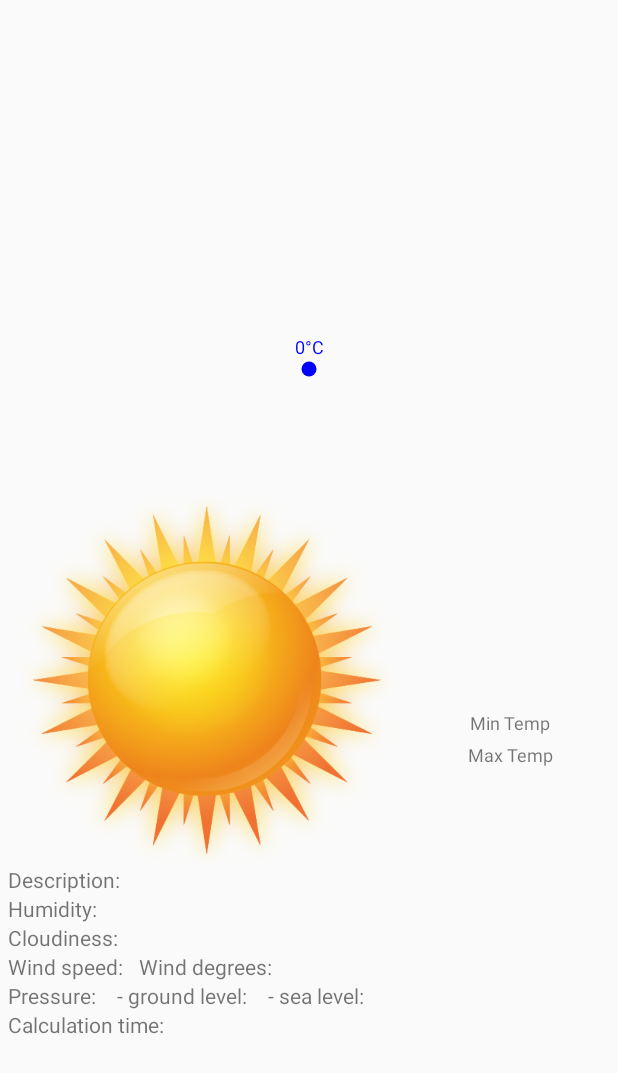
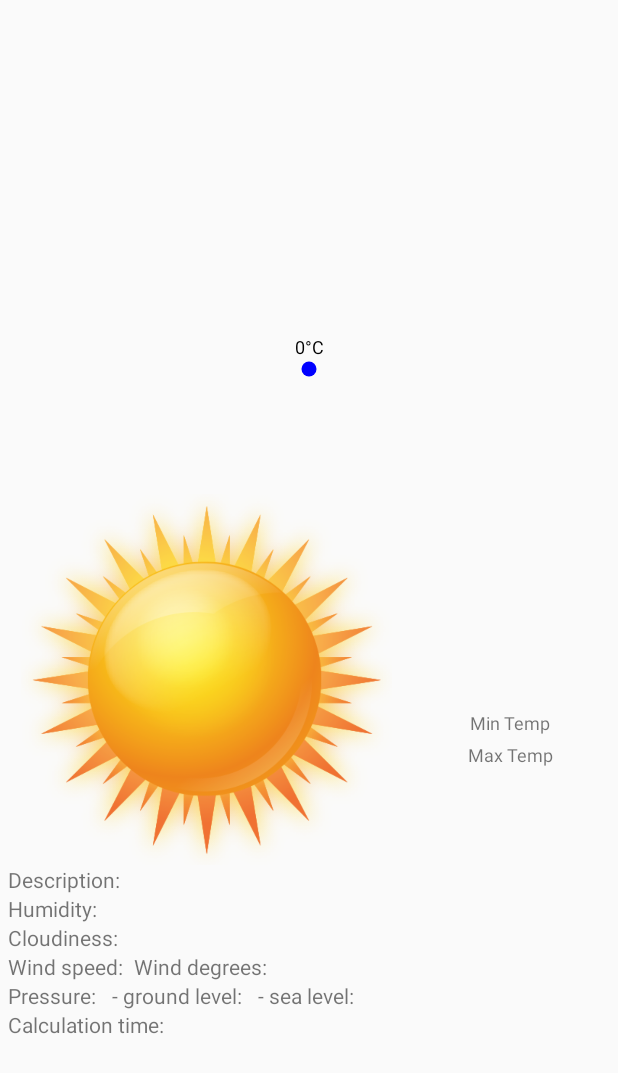
Before and after one commit to AmbroziePaval/WeatherForecast, an Android app: the WeatherItemDetailActivity screen opened directly, with no data from a screen before it, on a phone screen of 412 x 824 dp. Shown: the top 1073 px of the screen. Run offline under Robolectric (Android 15) with nearby library versions, the phone set to English and light mode, and no system bars; pictures from the network do not load; 23 statements that could not run were skipped.

Commit message:
Added string resources for layout texts.

```diff
--- a/app/src/main/java/com/tapptitude/weatherforecast/custom_views/GraphView.java
+++ b/app/src/main/java/com/tapptitude/weatherforecast/custom_views/GraphView.java
@@ -163,11 +163,11 @@ public class GraphView extends View {
 
     private void drawTemps(Canvas canvas) {
         for (GraphItem graphItem : mGraphItemList) {
-            if (!minimalisticInfo) {
-                mTempPaint.setColor(graphItem.color);
-            } else {
+//            if (!minimalisticInfo) {
+//                mTempPaint.setColor(graphItem.color);
+//            } else {
                 mTempPaint.setColor(Color.BLACK);
-            }
+//            }
             canvas.drawText(String.valueOf(graphItem.temp) + "°C", graphItem.x, graphItem.y - 10 * mDensityPixel, mTempPaint);
         }
     }
--- a/app/src/main/res/layout/activity_weather_details.xml
+++ b/app/src/main/res/layout/activity_weather_details.xml
@@ -72,7 +72,7 @@
                     android:id="@+id/awd_tv_temp_min"
                     android:layout_width="wrap_content"
                     android:layout_height="wrap_content"
-                    android:text="Min Temp"
+                    android:text="@string/min_temp"
                     android:textSize="12sp" />
 
                 <TextView
@@ -97,7 +97,7 @@
                     android:id="@+id/awd_tv_temp_max"
                     android:layout_width="wrap_content"
                     android:layout_height="wrap_content"
-                    android:text="Max Temp"
+                    android:text="@string/max_temp"
                     android:textSize="12sp" />
 
                 <TextView
@@ -123,7 +123,7 @@
             android:layout_marginStart="5dp"
             android:layout_width="wrap_content"
             android:layout_height="wrap_content"
-            android:text="Description: "/>
+            android:text="@string/description"/>
 
         <TextView
             android:id="@+id/awd_tv_description_value"
@@ -141,7 +141,7 @@
             android:layout_width="wrap_content"
             android:layout_height="wrap_content"
             android:layout_below="@+id/awd_tv_description"
-            android:text="Humidity: "/>
+            android:text="@string/humidity_details"/>
 
         <TextView
             android:id="@+id/awd_tv_humidity_value"
@@ -159,7 +159,7 @@
             android:layout_width="wrap_content"
             android:layout_height="wrap_content"
             android:layout_below="@+id/awd_tv_humidity"
-            android:text="Cloudiness: "/>
+            android:text="@string/cloudiness"/>
 
         <TextView
             android:id="@+id/awd_tv_cloudiness_value"
@@ -177,7 +177,7 @@
             android:layout_width="wrap_content"
             android:layout_height="wrap_content"
             android:layout_below="@+id/awd_tv_cloudiness"
-            android:text="Wind speed: "/>
+            android:text="@string/wind_speed_details"/>
 
         <TextView
             android:id="@+id/awd_tv_wind_speed_value"
@@ -196,7 +196,7 @@
             android:layout_height="wrap_content"
             android:layout_toEndOf="@+id/awd_tv_wind_speed_value"
             android:layout_below="@+id/awd_tv_cloudiness"
-            android:text="Wind degrees: "/>
+            android:text="@string/wind_degrees_details"/>
 
         <TextView
             android:id="@+id/awd_tv_wind_deg_value"
@@ -214,7 +214,7 @@
             android:layout_width="wrap_content"
             android:layout_height="wrap_content"
             android:layout_below="@+id/awd_tv_wind_speed"
-            android:text="Pressure: "/>
+            android:text="@string/pressureDetails"/>
 
         <TextView
             android:id="@+id/awd_tv_pressure_value"
@@ -233,7 +233,7 @@
             android:layout_height="wrap_content"
             android:layout_toEndOf="@+id/awd_tv_pressure_value"
             android:layout_below="@+id/awd_tv_wind_speed"
-            android:text="- ground level: "/>
+            android:text="@string/ground_level"/>
 
         <TextView
             android:id="@+id/awd_tv_ground_pressure_value"
@@ -252,7 +252,7 @@
             android:layout_height="wrap_content"
             android:layout_toEndOf="@+id/awd_tv_ground_pressure_value"
             android:layout_below="@+id/awd_tv_wind_speed"
-            android:text="- sea level: "/>
+            android:text="@string/sea_level"/>
 
         <TextView
             android:id="@+id/awd_tv_sea_pressure_value"
@@ -270,7 +270,7 @@
             android:layout_width="wrap_content"
             android:layout_height="wrap_content"
             android:layout_below="@+id/awd_tv_pressure"
-            android:text="Calculation time: "/>
+            android:text="@string/calculation_time"/>
 
         <TextView
             android:id="@+id/awd_tv_sea_time_calc_value"
--- a/app/src/main/res/values/strings.xml
+++ b/app/src/main/res/values/strings.xml
@@ -10,4 +10,25 @@
     <string name="remove">Remove</string>
     <string name="tablet">false</string>
     <string name="getLocation">Choose location</string>
+    <string name="wind_speed">Wind speed</string>
+    <string name="wind_degrees">Wind degrees</string>
+    <string name="pressure">Pressure</string>
+    <string name="humidity">Humidity</string>
+    <string name="min">Min:</string>
+    <string name="max">| Max:</string>
+    <string name="wind_degree_icon">Wind degree icon</string>
+    <string name="wind_speed_icon">Wind speed icon</string>
+    <string name="air_pressure">Air pressure</string>
+    <string name="humidity_icon">Humidity icon</string>
+    <string name="calculation_time">Calculation time:</string>
+    <string name="sea_level">- sea level:</string>
+    <string name="ground_level">- ground level:</string>
+    <string name="pressureDetails">Pressure:</string>
+    <string name="wind_degrees_details">Wind degrees:</string>
+    <string name="wind_speed_details">Wind speed:</string>
+    <string name="cloudiness">Cloudiness:</string>
+    <string name="humidity_details">Humidity:</string>
+    <string name="description">Description:</string>
+    <string name="max_temp">Max Temp</string>
+    <string name="min_temp">Min Temp</string>
 </resources>
```
Also changed, not shown: app/src/main/res/layout/activity_main.xml (+16 -11 lines), app/src/main/res/layout/weather_item_detail.xml (+11 -11 lines).
